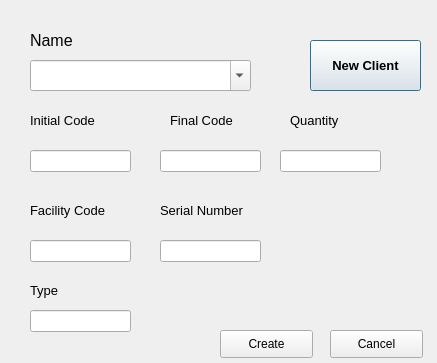
This is neworderwindow.ui in Jballestero1996/SpeedReader as Qt 5 draws it before an edit. The edited form follows.
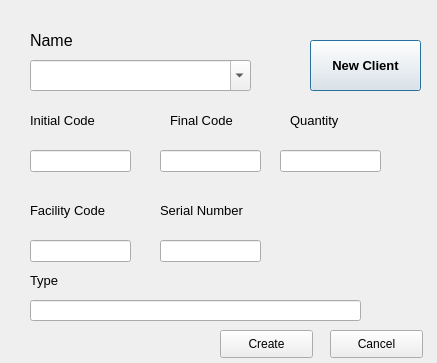
This is the edited form.

Commit message: Set all line edits to be digits only whenever needed, also facility number and initial code will autofill upon selecting a client

Diff of the .ui file:
```diff
--- a/neworderwindow.ui
+++ b/neworderwindow.ui
@@ -145,7 +145,7 @@
    <property name="geometry">
     <rect>
      <x>30</x>
-     <y>280</y>
+     <y>270</y>
      <width>91</width>
      <height>21</height>
     </rect>
@@ -213,9 +213,9 @@
    <property name="geometry">
     <rect>
      <x>30</x>
-     <y>310</y>
-     <width>101</width>
-     <height>22</height>
+     <y>300</y>
+     <width>331</width>
+     <height>21</height>
     </rect>
    </property>
   </widget>
```
The commit also changes 2 other files.
